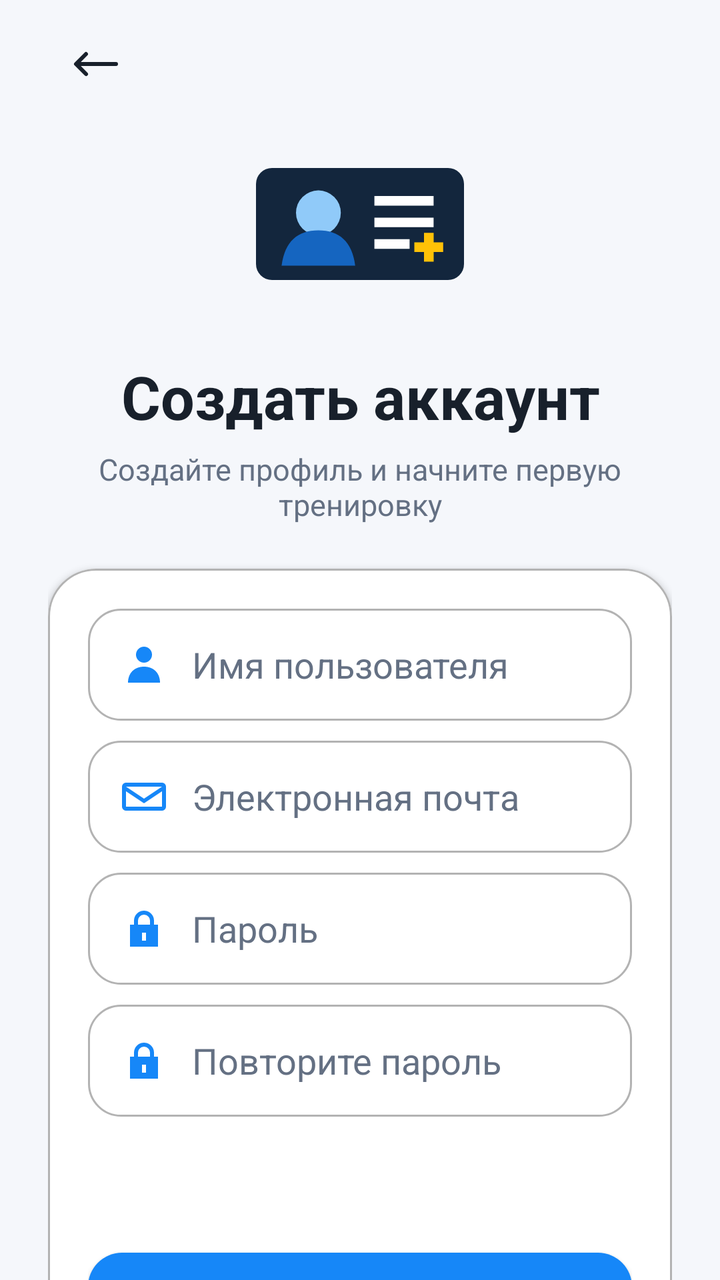
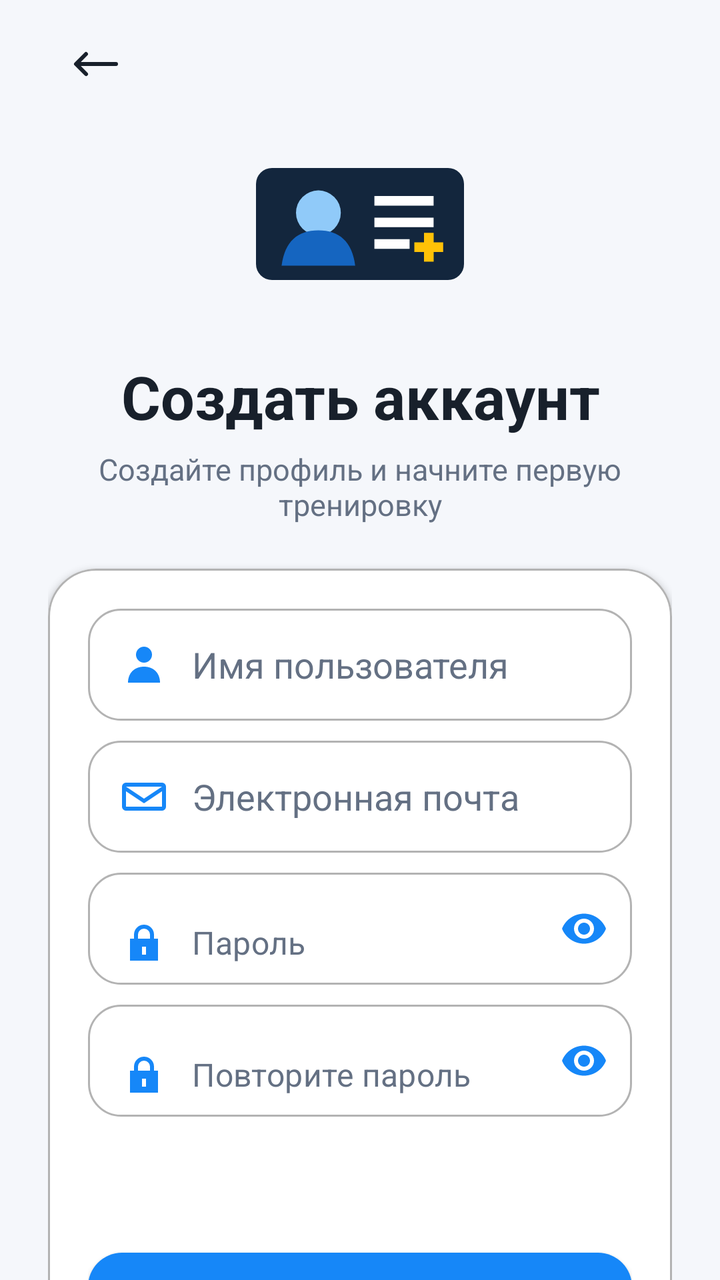

Before-and-after screenshots of an Android layout around one commit, followed by the original layout XML and the change that was made.
<!-- AndroidManifest.xml: application theme Theme.Duelingo -->
<!-- res/layout/activity_register.xml -->
<?xml version="1.0" encoding="utf-8"?>
<androidx.core.widget.NestedScrollView xmlns:android="http://schemas.android.com/apk/res/android"
    xmlns:app="http://schemas.android.com/apk/res-auto"
    android:id="@+id/main"
    android:layout_width="match_parent"
    android:layout_height="match_parent"
    android:background="?attr/backgroundColor"
    android:clipToPadding="false"
    android:fillViewport="true"
    android:overScrollMode="ifContentScrolls">

    <LinearLayout
        android:layout_width="match_parent"
        android:layout_height="wrap_content"
        android:gravity="center_horizontal"
        android:orientation="vertical"
        android:paddingHorizontal="24dp"
        android:paddingTop="8dp"
        android:paddingBottom="32dp">

        <ImageButton
            android:id="@+id/back_btn"
            android:layout_width="48dp"
            android:layout_height="48dp"
            android:layout_gravity="start"
            android:background="@android:color/transparent"
            android:contentDescription="@string/back"
            android:padding="12dp"
            android:src="@drawable/left_arrow"
            app:tint="?attr/textColor" />

        <ImageView
            android:id="@+id/imageView3"
            android:layout_width="112dp"
            android:layout_height="112dp"
            android:contentDescription="@null"
            android:scaleType="centerInside"
            android:src="@drawable/regist" />

        <TextView
            android:id="@+id/register_title"
            android:layout_width="match_parent"
            android:layout_height="wrap_content"
            android:layout_marginTop="10dp"
            android:gravity="center"
            android:text="@string/register_title"
            android:textColor="?attr/textColor"
            android:textSize="30sp"
            android:textStyle="bold" />

        <TextView
            android:id="@+id/registerSubtitle"
            android:layout_width="match_parent"
            android:layout_height="wrap_content"
            android:layout_marginTop="6dp"
            android:gravity="center"
            android:text="@string/register_subtitle"
            android:textColor="?attr/secondaryTextColor"
            android:textSize="15sp" />

        <com.google.android.material.card.MaterialCardView
            android:layout_width="match_parent"
            android:layout_height="wrap_content"
            android:layout_marginTop="22dp"
            app:cardBackgroundColor="?attr/cardBackgroundColor"
            app:cardCornerRadius="24dp"
            app:cardElevation="2dp"
            app:strokeColor="?attr/dividerColor"
            app:strokeWidth="1dp">

            <LinearLayout
                android:layout_width="match_parent"
                android:layout_height="wrap_content"
                android:orientation="vertical"
                android:padding="20dp">

                <androidx.appcompat.widget.AppCompatEditText
                    android:id="@+id/username"
                    android:layout_width="match_parent"
                    android:layout_height="56dp"
                    android:background="@drawable/bg_auth_field"
                    android:drawableStart="@drawable/profile24"
                    android:drawablePadding="12dp"
                    android:hint="@string/username_hint"
                    android:imeOptions="actionNext"
                    android:inputType="textPersonName"
                    android:maxLines="1"
                    android:paddingHorizontal="16dp"
                    android:textColor="?attr/textColor"
                    android:textColorHint="?attr/secondaryTextColor"
                    app:drawableTint="@color/blue_primary" />

                <androidx.appcompat.widget.AppCompatEditText
                    android:id="@+id/email"
                    android:layout_width="match_parent"
                    android:layout_height="56dp"
                    android:layout_marginTop="10dp"
                    android:background="@drawable/bg_auth_field"
                    android:drawableStart="@drawable/ic_email"
                    android:drawablePadding="12dp"
                    android:hint="@string/email_hint"
                    android:imeOptions="actionNext"
                    android:inputType="textEmailAddress"
                    android:maxLines="1"
                    android:paddingHorizontal="16dp"
                    android:textColor="?attr/textColor"
                    android:textColorHint="?attr/secondaryTextColor"
                    app:drawableTint="@color/blue_primary" />

                <androidx.appcompat.widget.AppCompatEditText
                    android:id="@+id/password"
                    android:layout_width="match_parent"
                    android:layout_height="56dp"
                    android:layout_marginTop="10dp"
                    android:background="@drawable/bg_auth_field"
                    android:drawableStart="@drawable/ic_lock"
                    android:drawablePadding="12dp"
                    android:hint="@string/password_hint"
                    android:imeOptions="actionNext"
                    android:inputType="textPassword"
                    android:maxLines="1"
                    android:paddingHorizontal="16dp"
                    android:textColor="?attr/textColor"
                    android:textColorHint="?attr/secondaryTextColor"
                    app:drawableTint="@color/blue_primary" />

                <androidx.appcompat.widget.AppCompatEditText
                    android:id="@+id/confirm_password"
                    android:layout_width="match_parent"
                    android:layout_height="56dp"
                    android:layout_marginTop="10dp"
                    android:background="@drawable/bg_auth_field"
                    android:drawableStart="@drawable/ic_lock"
                    android:drawablePadding="12dp"
                    android:hint="@string/confirm_password_hint"
                    android:imeOptions="actionDone"
                    android:inputType="textPassword"
                    android:maxLines="1"
                    android:paddingHorizontal="16dp"
                    android:textColor="?attr/textColor"
                    android:textColorHint="?attr/secondaryTextColor"
                    app:drawableTint="@color/blue_primary" />

                <TextView
                    android:id="@+id/legalNotice"
                    android:layout_width="match_parent"
                    android:layout_height="48dp"
                    android:layout_marginTop="8dp"
                    android:gravity="center"
                    android:paddingHorizontal="6dp"
                    android:textColor="@color/blue_primary"
                    android:textSize="13sp" />

                <com.google.android.material.button.MaterialButton
                    android:id="@+id/login_btn"
                    android:layout_width="match_parent"
                    android:layout_height="56dp"
                    android:layout_marginTop="6dp"
                    android:text="@string/continue_action"
                    android:textAllCaps="false"
                    android:textSize="17sp"
                    app:backgroundTint="@color/blue_primary"
                    app:cornerRadius="17dp" />

                <LinearLayout
                    android:id="@+id/verification_container"
                    android:layout_width="match_parent"
                    android:layout_height="wrap_content"
                    android:gravity="center_horizontal"
                    android:orientation="vertical"
                    android:visibility="gone">

                    <TextView
                        android:id="@+id/verification_info"
                        android:layout_width="match_parent"
                        android:layout_height="wrap_content"
                        android:gravity="center"
                        android:textColor="?attr/textColor"
                        android:textSize="16sp" />

                    <androidx.appcompat.widget.AppCompatEditText
                        android:id="@+id/verification_code"
                        android:layout_width="match_parent"
                        android:layout_height="56dp"
                        android:layout_marginTop="18dp"
                        android:background="@drawable/bg_auth_field"
                        android:gravity="center"
                        android:hint="@string/verification_code_hint"
                        android:imeOptions="actionDone"
                        android:inputType="number"
                        android:maxLength="6"
                        android:maxLines="1"
                        android:textColor="@color/blue_primary"
                        android:textSize="22sp"
                        android:textStyle="bold" />

                    <com.google.android.material.button.MaterialButton
                        android:id="@+id/verify_email_button"
                        android:layout_width="match_parent"
                        android:layout_height="56dp"
                        android:layout_marginTop="14dp"
                        android:text="@string/verify_email"
                        android:textAllCaps="false"
                        android:textSize="17sp"
                        app:backgroundTint="@color/blue_primary"
                        app:cornerRadius="17dp" />

                    <com.google.android.material.button.MaterialButton
                        android:id="@+id/resend_code_button"
                        style="@style/Widget.Material3.Button.TextButton"
                        android:layout_width="wrap_content"
                        android:layout_height="48dp"
                        android:text="@string/resend_verification_code"
                        android:textAllCaps="false"
                        android:textColor="@color/blue_primary" />
                </LinearLayout>
            </LinearLayout>
        </com.google.android.material.card.MaterialCardView>
    </LinearLayout>
</androidx.core.widget.NestedScrollView>
<!-- resources referenced by this layout -->
<resources>
  <color name="blue_primary">#1687F8</color>
  <!-- drawable bg_auth_field (drawable) -->
  <?xml version="1.0" encoding="utf-8"?>
  <shape xmlns:android="http://schemas.android.com/apk/res/android"
      android:shape="rectangle">
      <solid android:color="?attr/cardBackgroundColor" />
      <stroke
          android:width="1dp"
          android:color="?attr/dividerColor" />
      <corners android:radius="16dp" />
  </shape>
  <!-- drawable ic_email (drawable) -->
  <vector xmlns:android="http://schemas.android.com/apk/res/android"
      android:width="24dp"
      android:height="24dp"
      android:viewportWidth="24"
      android:viewportHeight="24">
      <path
          android:fillColor="#8792A2"
          android:pathData="M3,5h18a2,2 0,0 1,2 2v10a2,2 0,0 1,-2 2H3a2,2 0,0 1,-2 -2V7a2,2 0,0 1,2 -2zM3,7l9,6 9,-6H3zM3,17h18V9.3l-9,6 -9,-6z" />
  </vector>
  <!-- drawable ic_lock (drawable) -->
  <vector xmlns:android="http://schemas.android.com/apk/res/android" android:width="24dp" android:height="24dp" android:viewportWidth="24" android:viewportHeight="24">
      <path android:fillColor="#8792A2" android:pathData="M7,10V8a5,5 0,0 1,10 0v2h2v11H5V10zM9,10h6V8a3,3 0,0 0,-6 0zM11,14v4h2v-4z" />
  </vector>
  <!-- drawable left_arrow (drawable) -->
  <vector xmlns:android="http://schemas.android.com/apk/res/android"
      android:width="24dp"
      android:height="24dp"
      android:viewportWidth="24"
      android:viewportHeight="24">
    <path
        android:fillColor="#FF000000"
        android:pathData="M1.293,12.707a1,1 0,0 1,0 -1.414l5,-5A1,1 0,0 1,7.707 7.707L4.414,11H22a1,1 0,0 1,0 2H4.414l3.293,3.293a1,1 0,1 1,-1.414 1.414Z"/>
  </vector>
  <!-- drawable profile24 (drawable) -->
  <vector xmlns:android="http://schemas.android.com/apk/res/android" android:width="24dp" android:height="24dp" android:viewportWidth="24" android:viewportHeight="24">
      <path android:fillColor="#7A7A7B" android:pathData="M12,3a4,4 0,1 0,0 8,4 4,0 0,0 0,-8zM4,21c0,-5 3.4,-8 8,-8s8,3 8,8z" />
  </vector>
  <string name="back">Назад</string>
  <string name="confirm_password_hint">Повторите пароль</string>
  <string name="continue_action">Продолжить</string>
  <string name="email_hint">Электронная почта</string>
  <string name="password_hint">Пароль</string>
  <string name="register_subtitle">Создайте профиль и начните первую тренировку</string>
  <string name="register_title">Создать аккаунт</string>
  <string name="resend_verification_code">Отправить код ещё раз</string>
  <string name="username_hint">Имя пользователя</string>
  <string name="verification_code_hint">Код из письма</string>
  <string name="verify_email">Подтвердить почту</string>
  <color name="white">#FFFFFFFF</color>
  <color name="black">#FF000000</color>
  <color name="background_light">#F5F7FB</color>
  <color name="text_color_light">#18202B</color>
  <color name="secondary_text_light">#647083</color>
  <color name="surface_light">#FFFFFF</color>
  <color name="gray_light">#B3B3B3</color>
  <style name="DuelRush.MaterialButton" parent="Widget.MaterialComponents.Button">
          <item name="android:textSize">16sp</item>
          <item name="android:minHeight">48dp</item>
          <item name="android:textAllCaps">false</item>
          <item name="android:letterSpacing">0</item>
          <item name="android:fontFamily">@font/open_sans_medium</item>
      </style>
  <!-- unchanged entries left out for length: 2 -->
</resources>

<!-- the commit's change to res/layout/activity_register.xml (unified diff, before → after) -->
@@ -107,39 +107,59 @@
                     android:textColorHint="?attr/secondaryTextColor"
                     app:drawableTint="@color/blue_primary" />
 
-                <androidx.appcompat.widget.AppCompatEditText
-                    android:id="@+id/password"
-                    android:layout_width="match_parent"
-                    android:layout_height="56dp"
+                <com.google.android.material.textfield.TextInputLayout
+                    android:layout_width="match_parent"
+                    android:layout_height="wrap_content"
                     android:layout_marginTop="10dp"
-                    android:background="@drawable/bg_auth_field"
-                    android:drawableStart="@drawable/ic_lock"
-                    android:drawablePadding="12dp"
-                    android:hint="@string/password_hint"
-                    android:imeOptions="actionNext"
-                    android:inputType="textPassword"
-                    android:maxLines="1"
-                    android:paddingHorizontal="16dp"
-                    android:textColor="?attr/textColor"
-                    android:textColorHint="?attr/secondaryTextColor"
-                    app:drawableTint="@color/blue_primary" />
-
-                <androidx.appcompat.widget.AppCompatEditText
-                    android:id="@+id/confirm_password"
-                    android:layout_width="match_parent"
-                    android:layout_height="56dp"
+                    app:boxBackgroundMode="none"
+                    app:endIconMode="password_toggle"
+                    app:endIconTint="@color/blue_primary"
+                    app:hintEnabled="false">
+
+                    <androidx.appcompat.widget.AppCompatEditText
+                        android:id="@+id/password"
+                        android:layout_width="match_parent"
+                        android:layout_height="56dp"
+                        android:background="@drawable/bg_auth_field"
+                        android:drawableStart="@drawable/ic_lock"
+                        android:drawablePadding="12dp"
+                        android:hint="@string/password_hint"
+                        android:imeOptions="actionNext"
+                        android:inputType="textPassword"
+                        android:maxLines="1"
+                        android:paddingStart="16dp"
+                        android:paddingEnd="52dp"
+                        android:textColor="?attr/textColor"
+                        android:textColorHint="?attr/secondaryTextColor"
+                        app:drawableTint="@color/blue_primary" />
+                </com.google.android.material.textfield.TextInputLayout>
+
+                <com.google.android.material.textfield.TextInputLayout
+                    android:layout_width="match_parent"
+                    android:layout_height="wrap_content"
                     android:layout_marginTop="10dp"
-                    android:background="@drawable/bg_auth_field"
-                    android:drawableStart="@drawable/ic_lock"
-                    android:drawablePadding="12dp"
-                    android:hint="@string/confirm_password_hint"
-                    android:imeOptions="actionDone"
-                    android:inputType="textPassword"
-                    android:maxLines="1"
-                    android:paddingHorizontal="16dp"
-                    android:textColor="?attr/textColor"
-                    android:textColorHint="?attr/secondaryTextColor"
-                    app:drawableTint="@color/blue_primary" />
+                    app:boxBackgroundMode="none"
+                    app:endIconMode="password_toggle"
+                    app:endIconTint="@color/blue_primary"
+                    app:hintEnabled="false">
+
+                    <androidx.appcompat.widget.AppCompatEditText
+                        android:id="@+id/confirm_password"
+                        android:layout_width="match_parent"
+                        android:layout_height="56dp"
+                        android:background="@drawable/bg_auth_field"
+                        android:drawableStart="@drawable/ic_lock"
+                        android:drawablePadding="12dp"
+                        android:hint="@string/confirm_password_hint"
+                        android:imeOptions="actionDone"
+                        android:inputType="textPassword"
+                        android:maxLines="1"
+                        android:paddingStart="16dp"
+                        android:paddingEnd="52dp"
+                        android:textColor="?attr/textColor"
+                        android:textColorHint="?attr/secondaryTextColor"
+                        app:drawableTint="@color/blue_primary" />
+                </com.google.android.material.textfield.TextInputLayout>
 
                 <TextView
                     android:id="@+id/legalNotice"
